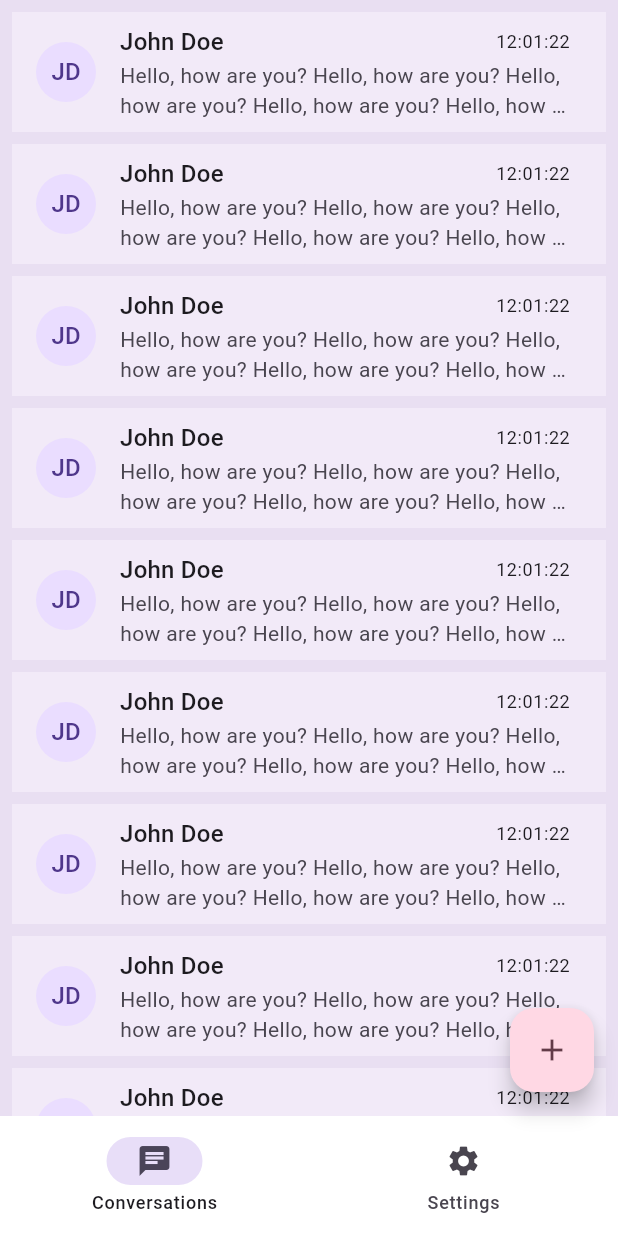
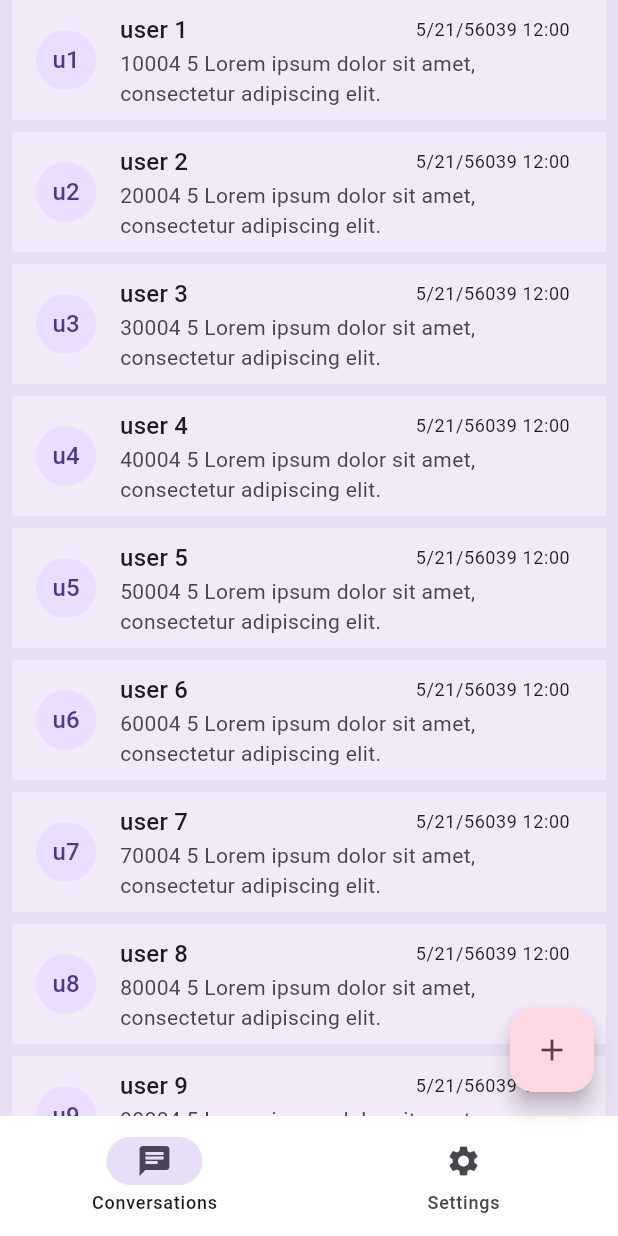
Before and after one commit to adriantofan/canine, a Flutter app: the screen it shows after launch, on a phone screen of 412 x 824 dp. Run offline on Flutter 3.47's test engine with Material 3 defaults, Android fonts, the phone set to English and light mode, and no system bars; our stand-ins replace bloc, flutter_bloc, freezed_annotation.

Commit message:
migrated to bloc with working conv poc

```diff
--- a/app/lib/bloc/current_conversation_cubit.dart
+++ /dev/null
@@ -1,10 +0,0 @@
-import 'package:app/state/ws.dart';
-import 'package:bloc/bloc.dart';
-
-class CurrentConversationCubit extends Cubit<Conversation?> {
-  CurrentConversationCubit() : super((null));
-
-  void selectConversation(Conversation? conversation) {
-    emit(conversation);
-  }
-}
--- /dev/null
+++ b/app/lib/conversations/bloc/conversations_bloc.dart
@@ -0,0 +1,26 @@
+import 'package:app/conversations/bloc/conversations_state.dart';
+import 'package:app/conversations/model/conversation_info.dart';
+import 'package:app/repository.dart';
+import 'package:bloc/bloc.dart';
+import 'package:freezed_annotation/freezed_annotation.dart';
+
+part 'conversations_event.dart';
+
+class ConversationsBloc extends Bloc<ConversationsEvent, ConversationsState> {
+  SyncRepository _repository;
+
+  ConversationsBloc(SyncRepository repository)
+      : _repository = repository,
+        super(ConversationsState.fromRepository(repository)) {
+    on<ConversationsInitial>((event, emit) async {
+      print('ConversationsInitial');
+      await emit.forEach(_repository.conversations(), onData: (conversations) {
+        print("ConversationsBloc: got ${conversations} conversations");
+        return state.withUpdate(conversations, _repository);
+      });
+    });
+    on<ConversationsSelect>((event, emit) {
+      emit(state.withSelection(event.conversation));
+    });
+  }
+}
--- /dev/null
+++ b/app/lib/conversations/bloc/conversations_event.dart
@@ -0,0 +1,11 @@
+part of 'conversations_bloc.dart';
+
+@immutable
+abstract class ConversationsEvent {}
+
+class ConversationsInitial extends ConversationsEvent {}
+
+class ConversationsSelect extends ConversationsEvent {
+  final ConversationInfo conversation;
+  ConversationsSelect(this.conversation);
+}
--- /dev/null
+++ b/app/lib/conversations/bloc/conversations_state.dart
@@ -0,0 +1,78 @@
+import 'package:app/conversations/bloc/selection.dart';
+import 'package:app/conversations/model/conversation_info.dart';
+import 'package:app/repository.dart';
+
+final class ConversationsState {
+  final List<ConversationInfo> conversations;
+  final Selection? currentSelection;
+
+  const ConversationsState(this.conversations, this.currentSelection);
+
+  static fromRepository(SyncRepository repository) {
+    List<ConversationInfo> items = loadConversationItems(repository);
+    return ConversationsState(items, null);
+  }
+
+  withSelection(ConversationInfo conversation) {
+    final conversationIndex = conversations.indexWhere(
+        (element) => element.conversationId == conversation.conversationId);
+    if (conversationIndex == -1) {
+      print(
+          'Conversation not found in list - FIXME'); // FIXME: should not happen
+      return ConversationsState(conversations, null);
+    }
+    return ConversationsState(
+        conversations,
+        Selection(
+            listIndex: conversationIndex,
+            conversationId: conversation.conversationId));
+  }
+
+  withUpdate(Update update, SyncRepository repository) {
+    switch (update) {
+      case UsersUpdate(): // FIXME: should not rebuild the list, could just map and update concerned user
+      case MessagesUpdate():
+      case ConversationsUpdate():
+        // FIXME: could keep a update count on the repo and only rebuild if it changed
+        // to avoid rebuilding on consecutive updates that don't change anything
+        List<ConversationInfo> items = loadConversationItems(repository);
+
+        Selection? newSelection = currentSelection;
+        if (currentSelection != null) {
+          final conversationIndex = items.indexWhere((element) =>
+              element.conversationId == currentSelection!.conversationId);
+
+          newSelection = conversationIndex != -1
+              ? Selection(
+                  listIndex: conversationIndex,
+                  conversationId: items[conversationIndex].conversationId)
+              : null; // FIXME: would be weird to end up on messages on a deleted conversation
+        }
+        return ConversationsState(items, newSelection);
+      default:
+        return this;
+    }
+  }
+
+  static List<ConversationInfo> loadConversationItems(
+      SyncRepository repository) {
+    final items = repository.getConversations().map((item) {
+      final user = repository
+          .getUser(item.externalUserId)!; // FIXME assumes consistent db
+      final lastMessage =
+          repository.getLastMessage(item.id)!; // FIXME assumes consistent db
+
+      var dt =
+          DateTime.fromMillisecondsSinceEpoch(lastMessage.createdAt * 1000);
+
+      return ConversationInfo(
+        conversationId: item.id,
+        name: user.messagingAddress,
+        lastMessage: lastMessage.message,
+        lastMessageTime: dt,
+      );
+    }).toList()
+      ..sort((a, b) => b.lastMessageTime.compareTo(a.lastMessageTime));
+    return items;
+  }
+}
--- /dev/null
+++ b/app/lib/conversations/bloc/selection.dart
@@ -0,0 +1,9 @@
+import 'package:freezed_annotation/freezed_annotation.dart';
+
+part 'selection.freezed.dart';
+
+@freezed
+class Selection with _$Selection {
+  const factory Selection(
+      {required int listIndex, required int conversationId}) = _Selection;
+}
--- a/app/lib/conversations/chat_widget.dart
+++ b/app/lib/conversations/chat_widget.dart
@@ -1,8 +1,8 @@
-import 'package:app/state/ws.dart';
+import 'package:app/conversations/model/conversation_info.dart';
 import 'package:flutter/material.dart';
 
 class ChatWidget extends StatelessWidget {
-  final Conversation conversation;
+  final ConversationInfo conversation;
 
   ChatWidget(this.conversation);
 
@@ -10,7 +10,7 @@ class ChatWidget extends StatelessWidget {
   Widget build(BuildContext context) {
     return Scaffold(
       appBar: AppBar(
-        title: Text('Messages ${conversation.id}'),
+        title: Text('Messages ${conversation.conversationId}'),
       ),
       body: ListView.builder(
         padding: const EdgeInsets.all(8.0),
--- a/app/lib/conversations/conversation_row_widget.dart
+++ b/app/lib/conversations/conversation_row_widget.dart
@@ -1,14 +1,14 @@
-import 'package:app/state/ws.dart';
+import 'package:app/conversations/model/conversation_info.dart';
 import 'package:flutter/material.dart';
 
 class ConversationRowWidget extends StatefulWidget {
-  final Conversation conversation;
+  final int conversationID;
   final ConversationInfo conversationInfo;
   final bool isSelected;
   ConversationRowWidget({
     super.key,
     required this.onSelected,
-    required this.conversation,
+    required this.conversationID,
     required this.conversationInfo,
     this.isSelected = false,
   });
@@ -39,19 +39,19 @@ class _ConversationRowWidgetState extends State<ConversationRowWidget> {
               children: [
                 Expanded(
                   child: Text(
-                    "John Doe",
+                    widget.conversationInfo.name,
                     style: Theme.of(context).textTheme.titleMedium,
                     overflow: TextOverflow.ellipsis,
                   ),
                 ),
                 Text(
-                  "12:01:22",
+                  widget.conversationInfo.lastMessageTimeFormatted,
                   style: Theme.of(context).textTheme.bodySmall,
                 ),
               ],
             ),
-            subtitle: const Text(
-              "Hello, how are you? Hello, how are you? Hello, how are you? Hello, how are you? Hello, how are you?",
+            subtitle: Text(
+              widget.conversationInfo.lastMessage,
               maxLines: 2,
               overflow: TextOverflow.ellipsis,
             ),
@@ -59,32 +59,3 @@ class _ConversationRowWidgetState extends State<ConversationRowWidget> {
         ));
   }
 }
-
-class ConversationInfo {
-  final String name;
-  final DateTime lastMessageTime;
-  final String lastMessage;
-  final String avatarInitials;
-
-  ConversationInfo({
-    required this.name,
-    required this.lastMessageTime,
-    required this.lastMessage,
-  }) : avatarInitials = _getAvatarInitials(name);
-}
-
-String _getAvatarInitials(String name) {
-  if (name.isEmpty) {
-    return "";
-  }
-  List<String> names = name.split(" ");
-  String initials = "";
-  int numWords = 2;
-  if (names.length < 2) {
-    numWords = names.length;
-  }
-  for (int i = 0; i < numWords; i++) {
-    initials += names[i][0];
-  }
-  return initials;
-}
--- /dev/null
+++ b/app/lib/conversations/model/conversation_info.dart
@@ -0,0 +1,34 @@
+import 'package:intl/intl.dart';
+
+class ConversationInfo {
+  final int conversationId;
+  final String name;
+  final DateTime lastMessageTime;
+  final String lastMessage;
+  final String avatarInitials;
+  late final String lastMessageTimeFormatted =
+      DateFormat.yMd().add_Hm().format(lastMessageTime);
+
+  ConversationInfo({
+    required this.conversationId,
+    required this.name,
+    required this.lastMessageTime,
+    required this.lastMessage,
+  }) : avatarInitials = _getAvatarInitials(name);
+}
+
+String _getAvatarInitials(String name) {
+  if (name.isEmpty) {
+    return "";
+  }
+  List<String> names = name.split(" ");
+  String initials = "";
+  int numWords = 2;
+  if (names.length < 2) {
+    numWords = names.length;
+  }
+  for (int i = 0; i < numWords; i++) {
+    initials += names[i][0];
+  }
+  return initials;
+}
--- a/app/lib/conversations/screen.dart
+++ b/app/lib/conversations/screen.dart
@@ -1,10 +1,11 @@
-import 'package:app/bloc/current_conversation_cubit.dart';
+import 'package:app/conversations/bloc/conversations_bloc.dart';
+import 'package:app/conversations/bloc/conversations_state.dart';
 import 'package:app/conversations/conversation_row_widget.dart';
-import 'package:app/state/ws.dart';
+import 'package:app/repository.dart';
 import 'package:flutter/material.dart';
 import 'package:flutter_bloc/flutter_bloc.dart';
 
-import '../state/data.dart';
+import '../fake_data.dart';
 import 'chat_widget.dart';
 
 class ConversationsScreen extends StatelessWidget {
@@ -15,86 +16,90 @@ class ConversationsScreen extends StatelessWidget {
     const kListViewWidth = 300.0;
     return LayoutBuilder(
       builder: (context, constraints) {
-        return BlocConsumer<CurrentConversationCubit, Conversation?>(
+        return BlocProvider(
+          create: (context) => ConversationsBloc(context.read<SyncRepository>())
+            ..add(ConversationsInitial()),
+          child: BlocConsumer<ConversationsBloc, ConversationsState>(
+              listenWhen: (previous, current) =>
+                  previous.currentSelection != current.currentSelection,
               listener: (context, state) {
-          if (state == null || constraints.maxWidth > 600) {
+                if (state.currentSelection == null ||
+                    constraints.maxWidth > 600) {
                   return;
                 }
+
                 Navigator.of(context).push(MaterialPageRoute(builder: (_) {
-            return ChatWidget(state);
+                  return ChatWidget(
+                      state.conversations[state.currentSelection!.listIndex]);
                 }));
-        }, builder: (context, state) {
+              },
+              builder: (context, state) {
                 if (constraints.maxWidth > 600) {
                   return Row(
                     children: <Widget>[
                       SizedBox(
                         width: kListViewWidth,
-                  child: buildListView((conversation) {
-                    context
-                        .read<CurrentConversationCubit>()
-                        .selectConversation(conversation);
-                  }, state),
+                        child: ConversationList(
+                            state.currentSelection?.conversationId),
                       ),
                       const VerticalDivider(
                         width: 0,
                       ),
                       Expanded(
-                    child: (state == null)
+                          child: (state.currentSelection == null)
                               ? Scaffold(
                                   appBar: AppBar(),
                                   body: const Center(
                                     child: Text('Select a conversation'),
                                   ),
                                 )
-                        : Container(
-                            child: ChatWidget(state),
-                          )),
+                              : ChatWidget(state.conversations[
+                                  state.currentSelection!.listIndex])),
                     ],
                   );
                 }
                 // TODO: when changing layout, we should preserve the selection
                 //  one solution might be in go_router ShellRoute
                 //  https://pub.dev/documentation/go_router/latest/go_router/ShellRoute-class.html
-          return buildListView((selectedConversation) {
-            context
-                .read<CurrentConversationCubit>()
-                .selectConversation(selectedConversation);
-          }, state);
-        });
+                return ConversationList(state.currentSelection?.conversationId);
+              }),
+        );
       },
     );
   }
+}
 
-  Widget buildListView(ValueChanged<Conversation> onSelected,
-      Conversation? selectedConversation) {
+class ConversationList extends StatelessWidget {
+  final int? selectedConversationId;
+
+  ConversationList(this.selectedConversationId);
+
+  @override
+  Widget build(BuildContext context) {
     return Padding(
       padding: const EdgeInsets.symmetric(horizontal: 8),
-      child: ListView(
-        children: [
-          const SizedBox(height: 8),
-          ...List.generate(conversationList.length, (index) {
+      child: BlocConsumer<ConversationsBloc, ConversationsState>(
+        builder: (context, state) {
+          return ListView.builder(
+            itemCount: state.conversations.length,
+            itemBuilder: (context, index) {
               return Padding(
                   padding: const EdgeInsets.only(bottom: 8.0),
                   child: ConversationRowWidget(
-                  conversation: conversationList[index],
-                  conversationInfo: _makeConversationInfo(
-                      conversationList[index], selectedConversation),
-                  isSelected:
-                      selectedConversation?.id == conversationList[index].id,
-                  onSelected: () => onSelected(conversationList[index]),
-                ));
-          }),
-        ],
+                      conversationID: state.conversations[index].conversationId,
+                      conversationInfo: state.conversations[index],
+                      isSelected: selectedConversationId ==
+                          fakeConversationList[index].id,
+                      onSelected: () {
+                        final bloc = context.read<ConversationsBloc>();
+                        bloc.add(ConversationsSelect(
+                            bloc.state.conversations[index]));
+                      }));
+            },
+          );
+        },
+        listener: (BuildContext context, ConversationsState state) {},
       ),
     );
   }
 }
-
-ConversationInfo _makeConversationInfo(
-    Conversation conversation, Conversation? selectedConversation) {
-  return ConversationInfo(
-    name: "John Doe",
-    lastMessageTime: DateTime.now(),
-    lastMessage: "lorem ipsum dolor sit amet consectetur adipiscing elit",
-  );
-}
--- /dev/null
+++ b/app/lib/fake_data.dart
@@ -0,0 +1,51 @@
+import 'package:app/state/ws.dart';
+
+const conversationCount = 20;
+final List<Conversation> fakeConversationList = [
+  for (var i = 1; i <= conversationCount; i++)
+    Conversation(
+        id: i,
+        externalUserId: i,
+        name: "Conversation $i",
+        createdAt: 0,
+        updatedAt: 0)
+];
+
+final Map<int, Conversation> fakeConversationMap = {
+  for (var conversation in fakeConversationList) conversation.id: conversation
+};
+
+final now = DateTime.now();
+const loremIpsum = "Lorem ipsum dolor sit amet, consectetur adipiscing elit.";
+final everyMinuteTimestampList = List.generate(10,
+    (index) => (now..add(Duration(minutes: -index))).millisecondsSinceEpoch);
+final ids = [for (var i = 1; i <= conversationCount; i++) i];
+
+final Map<int, List<Message>> fakeMessages = {
+  for (var conversationID in ids)
+    conversationID: List.generate(
+      5,
+      (index) {
+        final messageID = conversationID * 10000 + index;
+        final msgCount = index + 1;
+        return Message(
+            id: messageID,
+            conversationId: conversationID,
+            senderId:
+                conversationID, // each conversation has one sender with id equal to conversation id
+            message: "$messageID $msgCount $loremIpsum",
+            type: "n/a",
+            createdAt: everyMinuteTimestampList[index]);
+      },
+    )
+};
+
+final Map<int, User> fakeUsers = {
+  for (var userID in ids)
+    userID: User(
+        id: userID,
+        messagingAddress: 'user $userID',
+        type: '',
+        createdAt: 0,
+        updatedAt: 0)
+};
--- a/app/lib/main.dart
+++ b/app/lib/main.dart
@@ -1,6 +1,7 @@
 import 'package:app/repository.dart';
 import 'package:app/tab_home.dart';
 import 'package:flutter/material.dart';
+import 'package:flutter_bloc/flutter_bloc.dart';
 
 void main() {
   // final store = Store();
@@ -19,7 +20,10 @@ class MainApp extends StatelessWidget {
 
   @override
   Widget build(BuildContext context) {
-    return const MainAppView();
+    return RepositoryProvider.value(
+      value: _repository,
+      child: const MainAppView(),
+    );
   }
 }
 
--- a/app/lib/repository.dart
+++ b/app/lib/repository.dart
@@ -1,6 +1,85 @@
+import 'dart:async';
+
 import 'package:app/state/store.dart';
+import 'package:app/state/sync_state.dart';
+import 'package:app/state/ws.dart';
+
+import 'fake_data.dart';
+
+class ListUpdate<T, ID> {
+  List<ID> addedItems;
+  List<ID> removedItems;
+  List<ID> updatedItems;
+  ListUpdate(
+    this.addedItems,
+    this.removedItems,
+    this.updatedItems,
+  );
+}
+
+sealed class Update {}
+
+class SyncStateUpdate extends Update {
+  final SyncState state;
+  SyncStateUpdate(this.state);
+}
+
+class ConversationsUpdate extends Update {
+  final ListUpdate<Conversation, int> changes;
+  ConversationsUpdate(this.changes);
+}
+
+class MessagesUpdate extends Update {
+  final ListUpdate<Message, int> items;
+  MessagesUpdate(this.items);
+}
+
+class UsersUpdate extends Update {
+  final ListUpdate<User, int> items;
+  UsersUpdate(this.items);
+}
 
 class SyncRepository {
   final Store _store;
-  SyncRepository() : _store = Store.shared;
+  List<Conversation> tmpConversationList;
+  SyncRepository()
+      : _store = Store.shared,
+        tmpConversationList = [];
+  Stream<Update> updates() {
+    // TODO: process stream of updates from the webservice
+    // feed them in to store and produce further updates
+    // here somebody might update the store and produce updates
+    // Sleep for a while to simulate a delay
+    return Stream.empty();
+  }
+
+  Stream<ConversationsUpdate> conversations() async* {
+    await Future.delayed(const Duration(seconds: 1));
+    tmpConversationList =
+        fakeConversationList.sublist(0, fakeConversationList.length ~/ 2);
+    yield ConversationsUpdate(ListUpdate([], [], []));
+    await Future.delayed(const Duration(seconds: 5));
+    tmpConversationList = fakeConversationList;
+    yield ConversationsUpdate(ListUpdate([], [], []));
+  }
+
+  Stream<MessagesUpdate> messages(int conversationId) {
+    return Stream.empty();
+  }
+
+  User? getUser(int id) {
+    return fakeUsers[id];
+  }
+
+  Conversation? getConversation(int id) {
+    return fakeConversationMap[id]; // From store
+  }
+
+  Message? getLastMessage(int conversationId) {
+    return fakeMessages[conversationId]?.last; // From store
+  }
+
+  List<Conversation> getConversations() {
+    return tmpConversationList; // From store
+  }
 }
--- a/app/lib/state/data.dart
+++ /dev/null
@@ -1,15 +0,0 @@
-import 'package:app/state/ws.dart';
-
-const List<Conversation> conversationList = [
-  Conversation(id: 1, externalUserId: 1, name: "", createdAt: 0, updatedAt: 0),
-  Conversation(id: 2, externalUserId: 2, name: "", createdAt: 0, updatedAt: 0),
-  Conversation(id: 3, externalUserId: 3, name: "", createdAt: 0, updatedAt: 0),
-  Conversation(id: 4, externalUserId: 4, name: "", createdAt: 0, updatedAt: 0),
-  Conversation(id: 5, externalUserId: 5, name: "", createdAt: 0, updatedAt: 0),
-  Conversation(id: 6, externalUserId: 6, name: "", createdAt: 0, updatedAt: 0),
-  Conversation(id: 7, externalUserId: 7, name: "", createdAt: 0, updatedAt: 0),
-  Conversation(id: 8, externalUserId: 8, name: "", createdAt: 0, updatedAt: 0),
-  Conversation(id: 9, externalUserId: 9, name: "", createdAt: 0, updatedAt: 0),
-  Conversation(
-      id: 10, externalUserId: 10, name: "", createdAt: 0, updatedAt: 0),
-];
--- a/app/lib/tab_home.dart
+++ b/app/lib/tab_home.dart
@@ -1,10 +1,8 @@
-import 'package:app/bloc/current_conversation_cubit.dart';
 import 'package:app/conversations/screen.dart';
 import 'package:app/settings/screen.dart';
 import 'package:app/widgets/disappearing_bottom_navigation_bar.dart';
 import 'package:app/widgets/disappearing_navigation_rail.dart';
 import 'package:flutter/material.dart';
-import 'package:flutter_bloc/flutter_bloc.dart';
 
 class TabHome extends StatefulWidget {
   const TabHome({Key? key}) : super(key: key);
@@ -73,14 +71,11 @@ class _TabHomeState extends State<TabHome> {
     );
   }
 
-  IndexedStack buildBody(BuildContext context) {
+  Widget buildBody(BuildContext context) {
     return IndexedStack(
       index: selectedIndex,
       children: [
-        BlocProvider(
-          create: (_) => CurrentConversationCubit(),
-          child: const ConversationsScreen(),
-        ),
+        ConversationsScreen(),
         SettingsScreen(),
       ],
     );
--- a/app/lib/widgets/disappearing_navigation_rail.dart
+++ b/app/lib/widgets/disappearing_navigation_rail.dart
@@ -29,6 +29,7 @@ class DisappearingNavigationRail extends StatelessWidget {
           ),
           const SizedBox(height: 8),
           FloatingActionButton(
+            heroTag: "disappearing_fab",
             shape: const RoundedRectangleBorder(
               borderRadius: BorderRadius.all(
                 Radius.circular(15),
--- a/app/pubspec.yaml
+++ b/app/pubspec.yaml
@@ -14,6 +14,7 @@ dependencies:
   flutter_riverpod: ^2.4.9
   freezed_annotation: ^2.4.1
   http: ^1.1.2
+  intl: ^0.19.0
   json_annotation: ^4.8.1
   riverpod_annotation: ^2.3.3
   web_socket_channel: ^2.4.0
```
Also changed, not shown: app/lib/conversations/bloc/selection.freezed.dart (added), app/pubspec.lock. Lines whose indentation alone changed are shown as unchanged.
